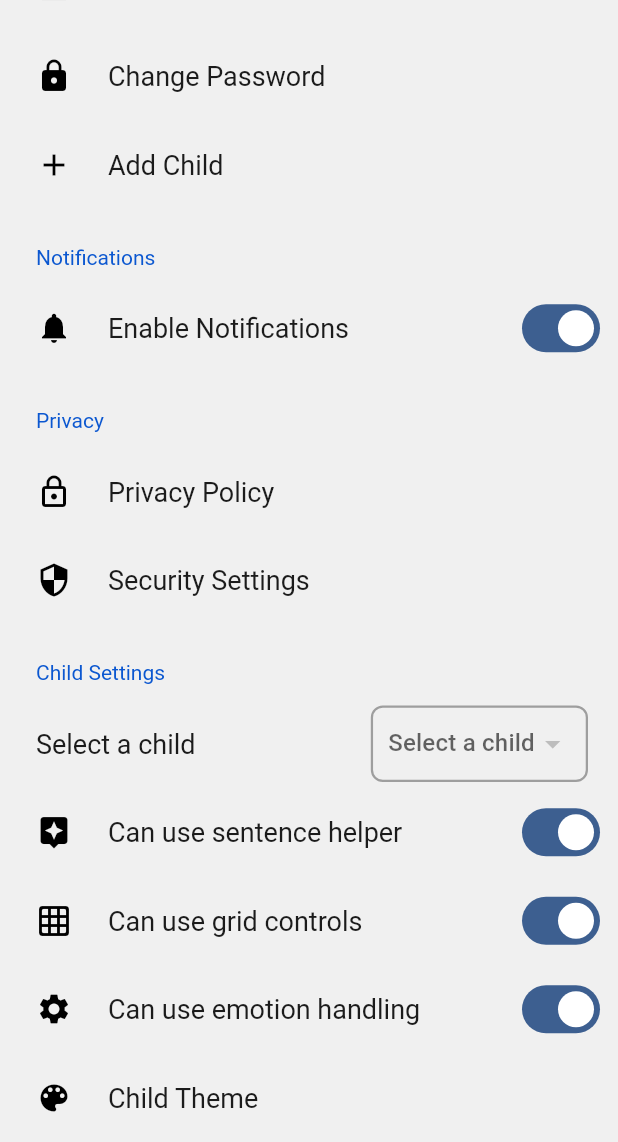
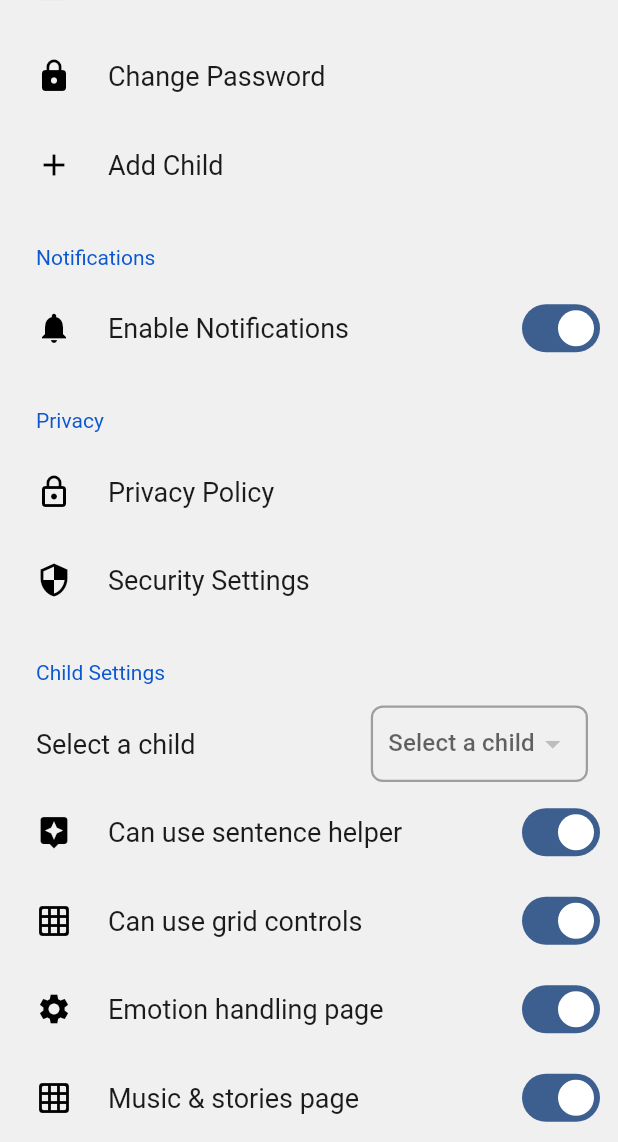
Before and after one commit to kavya-tayall/Voxigo, a Flutter app: the ParentSettingsPage screen opened directly, scrolled down 328 dp, on a phone screen of 412 x 824 dp, the part 94-1236 px from its top. Run offline on Flutter 3.47's test engine with Material 3 defaults, Android fonts, the phone set to English and light mode, and no system bars; drawn by our look-alikes of settings_ui; our stand-ins replace audioplayers, cached_network_image, cloud_firestore, dash_chat_2, file_picker, firebase_auth and 11 more; missing offline and left inert: animate_gradient, reorderable_grid, scribble; accounts and stored records are empty.

Commit message:
added parent setting option for music & stories

```diff
--- a/lib/parent_pages/parent_settings.dart
+++ b/lib/parent_pages/parent_settings.dart
@@ -26,6 +26,7 @@ class _ParentSettingsPageState extends State<ParentSettingsPage> {
   bool useSentenceHelper = true;
   bool canUseGridControls = true;
   bool canUseEmotionHandling = true;
+  bool canUseAudioPage = true;
 
 
   @override
@@ -82,6 +83,7 @@ class _ParentSettingsPageState extends State<ParentSettingsPage> {
               canUseGridControls = childrenSettingsData[_selectedOption]?['settings']['grid editing'];
               canUseEmotionHandling = childrenSettingsData[_selectedOption]?['settings']['emotion handling'];
               useSentenceHelper = childrenSettingsData[_selectedOption]?['settings']['sentence helper'];
+              canUseAudioPage = childrenSettingsData[_selectedOption]?['settings']['audio page'];
             }
           });
         } else {
@@ -292,7 +294,7 @@ class _ParentSettingsPageState extends State<ParentSettingsPage> {
                 ),
                 SettingsTile.switchTile(
                   leading: Icon(Icons.settings, color: Colors.black),
-                  title: Text('Can use emotion handling'),
+                  title: Text('Emotion handling page'),
                   initialValue: canUseEmotionHandling,
                   onToggle: (bool value) async {
                     String currentChildId = childrenSettingsData[_selectedOption]?['ID'];
@@ -303,6 +305,23 @@ class _ParentSettingsPageState extends State<ParentSettingsPage> {
                     setState((){
                       print(value);
                       canUseEmotionHandling = value;
+                    });
+                  },
+                ),
+                SettingsTile.switchTile(
+                  leading:
+                  Icon(Icons.grid_on_rounded, color: Colors.black),
+                  title: Text('Music & stories page'),
+                  initialValue: canUseGridControls,
+                  onToggle: (bool value) async {
+                    String currentChildId = childrenSettingsData[_selectedOption]?['ID'];
+                    DocumentReference docRef = FirebaseFirestore.instance.collection('children').doc(currentChildId);
+                    await docRef.update({
+                      FieldPath(['settings', 'audio page']): value
+                    });
+                    setState((){
+                      print(value);
+                      canUseAudioPage = value;
                     });
                   },
                 ),
```
